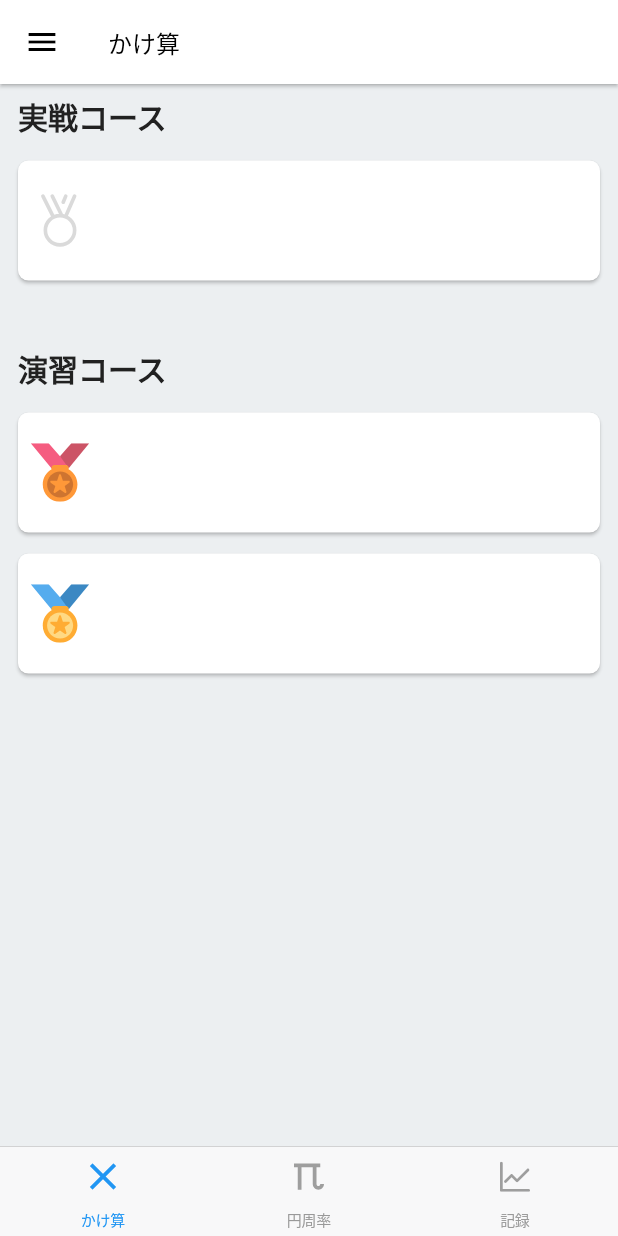
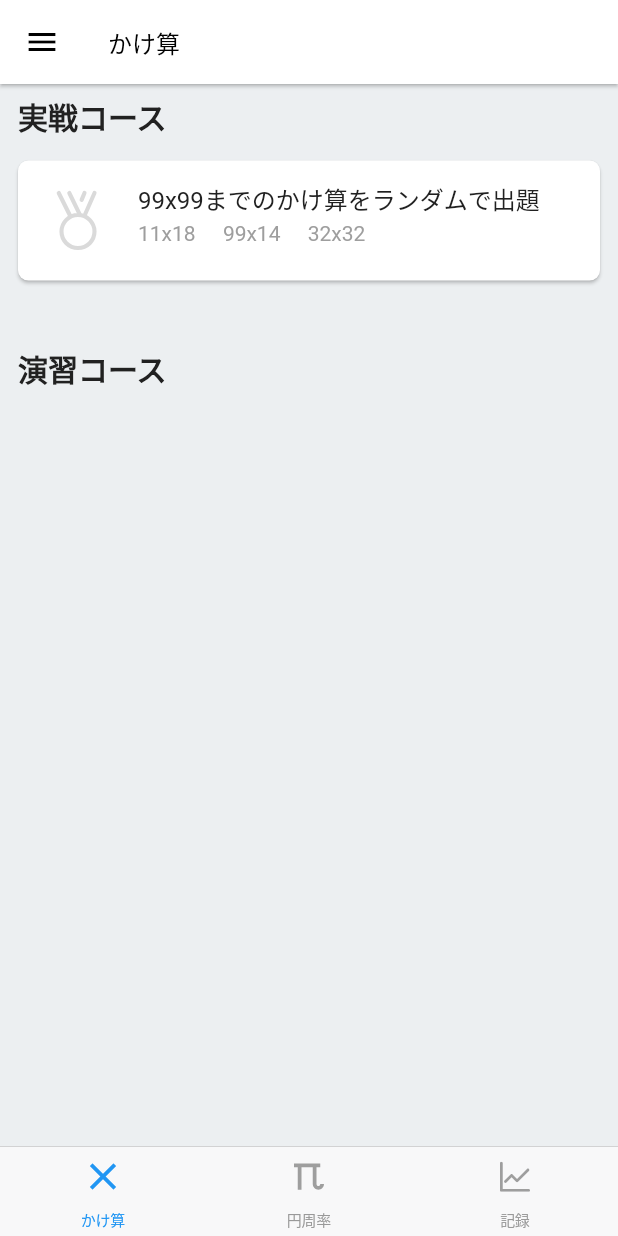
Before and after one commit to matsumo-and/Flutter_Pi_Memorization, a Flutter app: the screen it shows after launch, on a phone screen of 412 x 824 dp. Run offline on Flutter 3.47's test engine with Material 2 defaults, Android fonts, the phone set to English and light mode, and no system bars; our stand-ins replace flutter_riverpod, flutter_svg, google_fonts.

Commit message:
cardのUIを統一

```diff
--- a/lib/main.dart
+++ b/lib/main.dart
@@ -42,6 +42,18 @@ class MyApp extends StatelessWidget {
                 fontWeight: FontWeight.bold,
               ),
             ),
+            headline2: GoogleFonts.notoSansJavanese(
+              textStyle: const TextStyle(
+                color: Color.fromRGBO(33, 33, 33, 1),
+                fontSize: 16,
+              ),
+            ),
+            caption: GoogleFonts.notoSansJavanese(
+              textStyle: const TextStyle(
+                color: Color.fromRGBO(158, 158, 158, 1),
+                fontSize: 14,
+              ),
+            ),
           )),
       home: const BottomTabBar(),
       debugShowCheckedModeBanner: false,
--- a/lib/view/bottom_tab_bar.dart
+++ b/lib/view/bottom_tab_bar.dart
@@ -1,7 +1,7 @@
 import 'package:flutter/cupertino.dart';
 import 'package:flutter/material.dart';
 import 'package:flutter_pi_memorization/model/tab.dart';
-import 'package:flutter_pi_memorization/view/multiplication.dart';
+import 'package:flutter_pi_memorization/view/multiplication/multiplication.dart';
 import 'package:flutter_pi_memorization/view/pi_memorization.dart';
 import 'package:flutter_pi_memorization/view/progress_record.dart';
 import 'package:flutter_riverpod/flutter_riverpod.dart';
--- a/lib/view/multiplication.dart
+++ /dev/null
@@ -1,82 +0,0 @@
-import 'package:flutter/material.dart';
-import 'package:flutter_pi_memorization/model/medal.dart';
-
-class Multiplication extends StatelessWidget {
-  const Multiplication({Key? key}) : super(key: key);
-
-  static const EdgeInsets cardMargin =
-      EdgeInsets.symmetric(vertical: 7, horizontal: 12);
-  static final RoundedRectangleBorder border =
-      RoundedRectangleBorder(borderRadius: BorderRadius.circular(7));
-
-  @override
-  Widget build(BuildContext context) {
-    return Scaffold(
-      appBar: AppBar(
-        title: const Text('かけ算'),
-        leading: IconButton(
-          onPressed: () {},
-          icon: const Icon(Icons.menu),
-        ),
-      ),
-      body: SingleChildScrollView(
-        child: Column(children: [
-          Padding(
-            padding: cardMargin,
-            child: Align(
-              alignment: Alignment.centerLeft,
-              child: Text(
-                '実戦コース',
-                style: Theme.of(context).textTheme.headline1,
-              ),
-            ),
-          ),
-          Card(
-              margin: cardMargin,
-              color: Colors.white,
-              shape: border,
-              child: SizedBox(
-                height: 80,
-                width: MediaQuery.of(context).size.width,
-                child: Row(children: [
-                  Medal.none.icon,
-                ]),
-              )),
-          const SizedBox(height: 30),
-          Padding(
-            padding: cardMargin,
-            child: Align(
-              alignment: Alignment.centerLeft,
-              child: Text(
-                '演習コース',
-                style: Theme.of(context).textTheme.headline1,
-              ),
-            ),
-          ),
-          Card(
-              margin: cardMargin,
-              color: Colors.white,
-              shape: border,
-              child: SizedBox(
-                height: 80,
-                width: MediaQuery.of(context).size.width,
-                child: Row(children: [
-                  Medal.beginner.icon,
-                ]),
-              )),
-          Card(
-              margin: cardMargin,
-              color: Colors.white,
-              shape: border,
-              child: SizedBox(
-                height: 80,
-                width: MediaQuery.of(context).size.width,
-                child: Row(children: [
-                  Medal.professional.icon,
-                ]),
-              )),
-        ]),
-      ),
-    );
-  }
-}
--- /dev/null
+++ b/lib/view/multiplication/course_card.dart
@@ -0,0 +1,73 @@
+import 'package:flutter/material.dart';
+import 'package:flutter_riverpod/flutter_riverpod.dart';
+
+import '../../model/medal.dart';
+
+class CourseCard extends StatelessWidget {
+  final double height;
+  final Medal medal;
+  final String title;
+  final String caption;
+  final Function onTap;
+
+  const CourseCard(
+      {Key? key,
+      this.medal = Medal.none,
+      required this.title,
+      required this.caption,
+      required this.onTap,
+      this.height = 80})
+      : super(key: key);
+
+  //card shape
+  static const EdgeInsets cardMargin =
+      EdgeInsets.symmetric(vertical: 7, horizontal: 12);
+  static final RoundedRectangleBorder border =
+      RoundedRectangleBorder(borderRadius: BorderRadius.circular(7));
+
+  //card background color
+  static const Color backgroundColor = Colors.white;
+
+  //medal location
+  static const EdgeInsets medalPadding = EdgeInsets.symmetric(horizontal: 10);
+
+  //title style
+  static const TextStyle style = TextStyle(color: Colors.black);
+
+  @override
+  Widget build(BuildContext context) {
+    return InkWell(
+      onTap: () => onTap,
+      child: Card(
+          margin: cardMargin,
+          color: backgroundColor,
+          shape: border,
+          child: SizedBox(
+            height: height,
+            width: MediaQuery.of(context).size.width,
+            child: Row(children: [
+              Container(
+                padding: medalPadding,
+                height: height,
+                width: height,
+                child: medal.icon,
+              ),
+              Column(
+                mainAxisAlignment: MainAxisAlignment.center,
+                crossAxisAlignment: CrossAxisAlignment.start,
+                children: [
+                  Text(
+                    title,
+                    style: Theme.of(context).textTheme.headline2,
+                  ),
+                  Text(
+                    caption,
+                    style: Theme.of(context).textTheme.caption,
+                  ),
+                ],
+              )
+            ]),
+          )),
+    );
+  }
+}
--- /dev/null
+++ b/lib/view/multiplication/multiplication.dart
@@ -0,0 +1,54 @@
+import 'package:flutter/material.dart';
+import 'package:flutter_pi_memorization/model/medal.dart';
+import 'package:flutter_pi_memorization/view/multiplication/course_card.dart';
+
+class Multiplication extends StatelessWidget {
+  const Multiplication({Key? key}) : super(key: key);
+
+  static const EdgeInsets _padding =
+      EdgeInsets.symmetric(vertical: 7, horizontal: 12);
+  @override
+  Widget build(BuildContext context) {
+    return Scaffold(
+      appBar: AppBar(
+        title: const Text('かけ算'),
+        leading: IconButton(
+          onPressed: () {},
+          icon: const Icon(Icons.menu),
+        ),
+      ),
+      body: SingleChildScrollView(
+        child: Column(children: [
+          Padding(
+            padding: _padding,
+            child: Align(
+              alignment: Alignment.centerLeft,
+              child: Text(
+                '実戦コース',
+                style: Theme.of(context).textTheme.headline1,
+              ),
+            ),
+          ),
+          CourseCard(
+            title: '99x99までのかけ算をランダムで出題',
+            caption: '11x18     99x14     32x32',
+            onTap: () {
+              //onTap
+            },
+          ),
+          const SizedBox(height: 30),
+          Padding(
+            padding: _padding,
+            child: Align(
+              alignment: Alignment.centerLeft,
+              child: Text(
+                '演習コース',
+                style: Theme.of(context).textTheme.headline1,
+              ),
+            ),
+          ),
+        ]),
+      ),
+    );
+  }
+}
```
